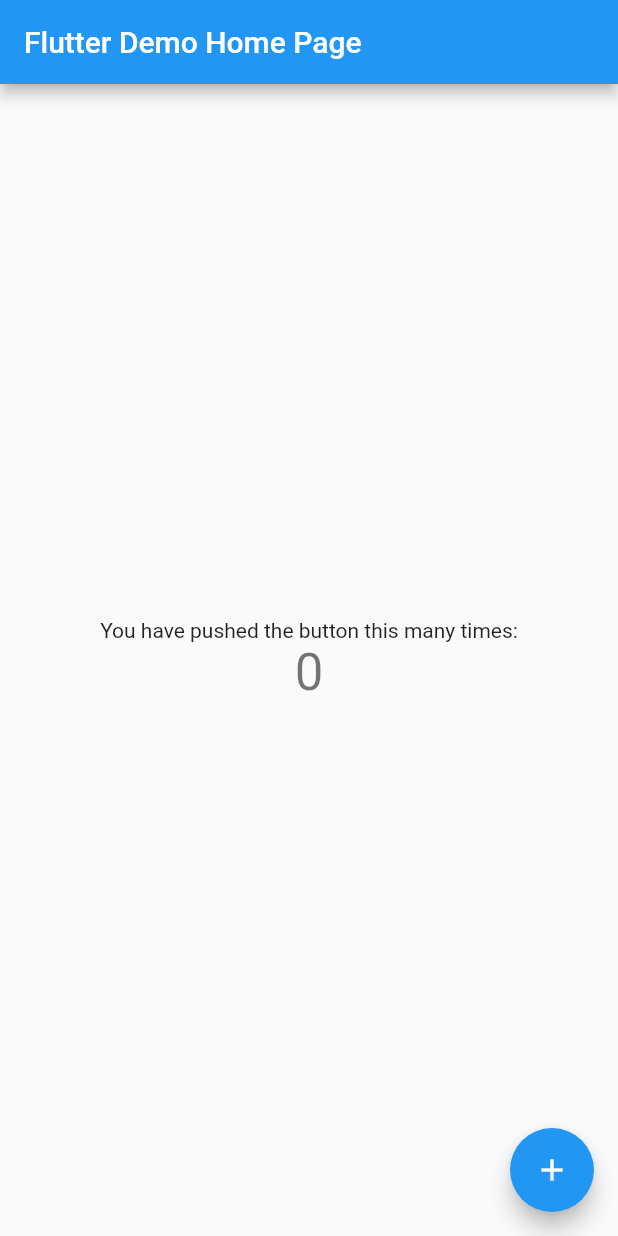
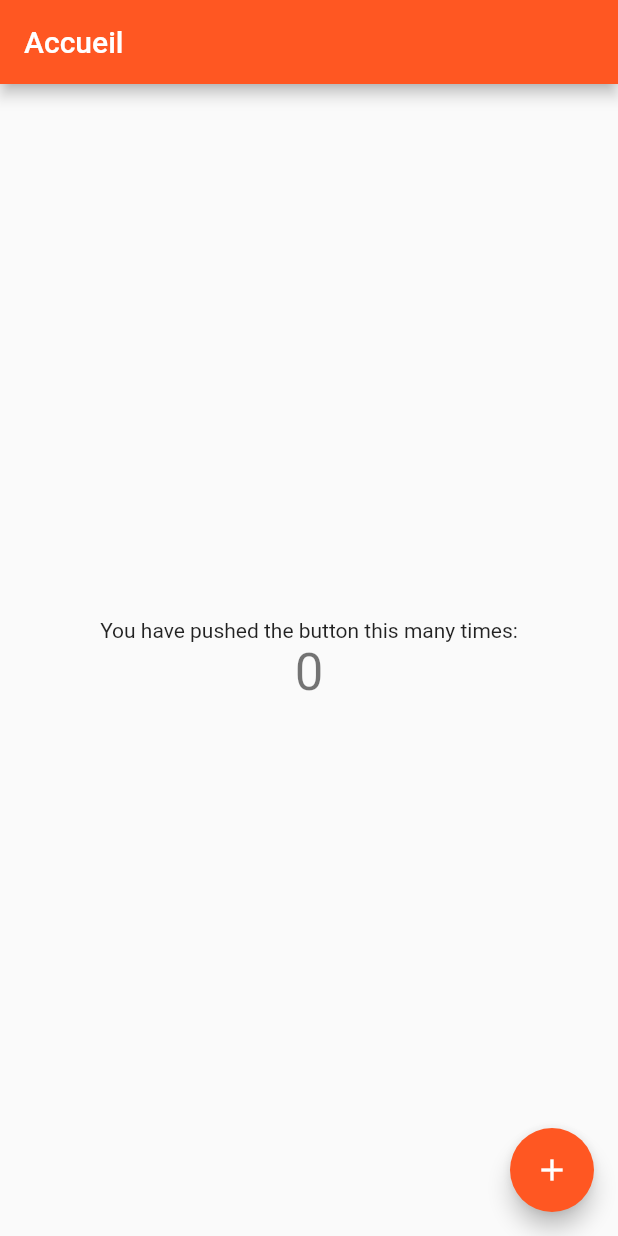
Before and after one commit to GannouniMohamed/flutter-soundcloud-clone, a Flutter app: the screen it shows after launch, on a phone screen of 412 x 824 dp. Run offline on Flutter 3.47's test engine with Material 2 defaults, Android fonts, the phone set to English and light mode, and no system bars.

Commit message:
clean up and we are ready to start

```diff
--- a/lib/main.dart
+++ b/lib/main.dart
@@ -3,40 +3,20 @@ import 'package:flutter/material.dart';
 void main() => runApp(MyApp());
 
 class MyApp extends StatelessWidget {
-  // This widget is the root of your application.
   @override
   Widget build(BuildContext context) {
     return MaterialApp(
-      title: 'Flutter Demo',
+      title: 'SoundCloud',
       theme: ThemeData(
-        // This is the theme of your application.
-        //
-        // Try running your application with "flutter run". You'll see the
-        // application has a blue toolbar. Then, without quitting the app, try
-        // changing the primarySwatch below to Colors.green and then invoke
-        // "hot reload" (press "r" in the console where you ran "flutter run",
-        // or simply save your changes to "hot reload" in a Flutter IDE).
-        // Notice that the counter didn't reset back to zero; the application
-        // is not restarted.
-        primarySwatch: Colors.blue,
+        primarySwatch: Colors.deepOrange,
       ),
-      home: MyHomePage(title: 'Flutter Demo Home Page'),
+      home: MyHomePage(title: 'Accueil'),
     );
   }
 }
 
 class MyHomePage extends StatefulWidget {
   MyHomePage({Key key, this.title}) : super(key: key);
-
-  // This widget is the home page of your application. It is stateful, meaning
-  // that it has a State object (defined below) that contains fields that affect
-  // how it looks.
-
-  // This class is the configuration for the state. It holds the values (in this
-  // case the title) provided by the parent (in this case the App widget) and
-  // used by the build method of the State. Fields in a Widget subclass are
-  // always marked "final".
-
   final String title;
 
   @override
@@ -48,47 +28,18 @@ class _MyHomePageState extends State<MyHomePage> {
 
   void _incrementCounter() {
     setState(() {
-      // This call to setState tells the Flutter framework that something has
-      // changed in this State, which causes it to rerun the build method below
-      // so that the display can reflect the updated values. If we changed
-      // _counter without calling setState(), then the build method would not be
-      // called again, and so nothing would appear to happen.
       _counter++;
     });
   }
 
   @override
   Widget build(BuildContext context) {
-    // This method is rerun every time setState is called, for instance as done
-    // by the _incrementCounter method above.
-    //
-    // The Flutter framework has been optimized to make rerunning build methods
-    // fast, so that you can just rebuild anything that needs updating rather
-    // than having to individually change instances of widgets.
     return Scaffold(
       appBar: AppBar(
-        // Here we take the value from the MyHomePage object that was created by
-        // the App.build method, and use it to set our appbar title.
         title: Text(widget.title),
       ),
       body: Center(
-        // Center is a layout widget. It takes a single child and positions it
-        // in the middle of the parent.
         child: Column(
-          // Column is also layout widget. It takes a list of children and
-          // arranges them vertically. By default, it sizes itself to fit its
-          // children horizontally, and tries to be as tall as its parent.
-          //
-          // Invoke "debug painting" (press "p" in the console, choose the
-          // "Toggle Debug Paint" action from the Flutter Inspector in Android
-          // Studio, or the "Toggle Debug Paint" command in Visual Studio Code)
-          // to see the wireframe for each widget.
-          //
-          // Column has various properties to control how it sizes itself and
-          // how it positions its children. Here we use mainAxisAlignment to
-          // center the children vertically; the main axis here is the vertical
-          // axis because Columns are vertical (the cross axis would be
-          // horizontal).
           mainAxisAlignment: MainAxisAlignment.center,
           children: <Widget>[
             Text(
@@ -105,7 +56,7 @@ class _MyHomePageState extends State<MyHomePage> {
         onPressed: _incrementCounter,
         tooltip: 'Increment',
         child: Icon(Icons.add),
-      ), // This trailing comma makes auto-formatting nicer for build methods.
+      ),
     );
   }
 }
--- a/pubspec.yaml
+++ b/pubspec.yaml
@@ -1,5 +1,5 @@
 name: soundcloud
-description: A new Flutter project.
+description: A SoundCloud clone.
 
 # The following defines the version and build number for your application.
 # A version number is three numbers separated by dots, like 1.2.43
```
Also changed, not shown: 1 other file.
